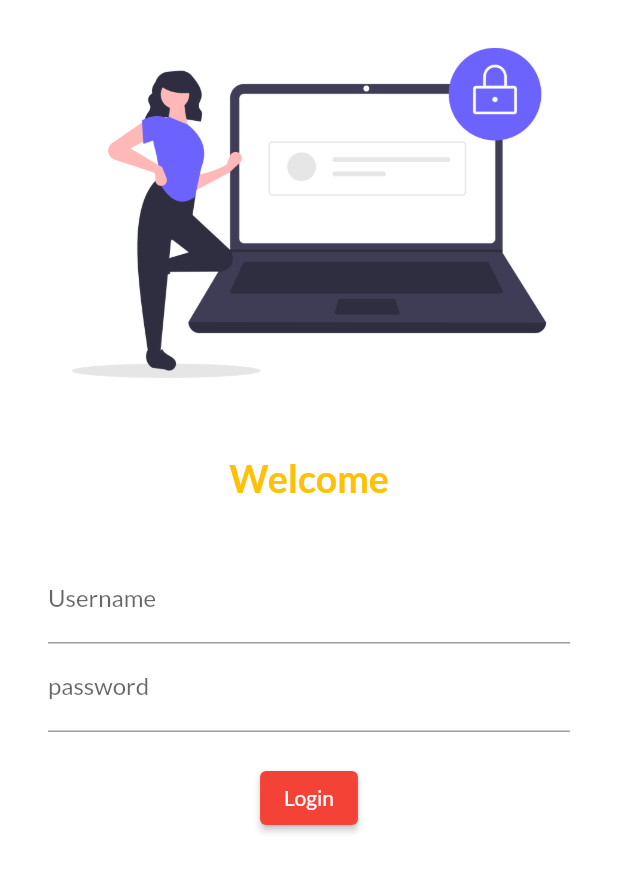
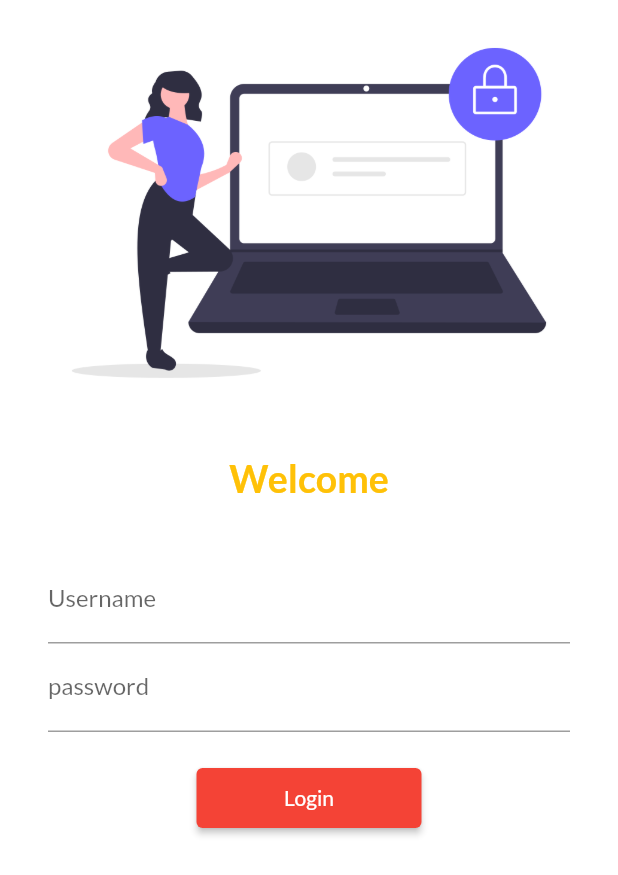
Before and after one commit to prashantlaldas/300DaysOfFlutter, a Flutter app: the screen it shows after launch, on a phone screen of 412 x 824 dp. Shown: the top 875 px of the screen. Run offline on Flutter 3.47's test engine with Material 2 defaults, Android fonts, the phone set to English and light mode, and no system bars; our stand-ins replace google_fonts.

```diff
--- a/lib/main.dart
+++ b/lib/main.dart
@@ -1,4 +1,5 @@
 import 'package:career_start/pages/login_page.dart';
+import 'package:career_start/utils/routes.dart';
 import 'package:flutter/material.dart';
 import 'package:google_fonts/google_fonts.dart';
 
@@ -18,14 +19,15 @@ class MyApp extends StatelessWidget {
       theme: ThemeData(primarySwatch: Colors.red,
           fontFamily: GoogleFonts.lato().fontFamily,
       ),
+      debugShowCheckedModeBanner: false,
       darkTheme: ThemeData(
         brightness: Brightness.dark
       ),
       initialRoute: "/login",
       routes: {
         "/" : (context) => LoginPage(),
-        "/home" : (context) => HomePage(),
-        "/login" : (context) => LoginPage(),
+        MyRoutes.homeRoutes : (context) => HomePage(),
+        MyRoutes.loginRoutes : (context) => LoginPage(),
       },
     );
   }
--- a/lib/pages/login_page.dart
+++ b/lib/pages/login_page.dart
@@ -1,3 +1,4 @@
+import 'package:career_start/utils/routes.dart';
 import 'package:flutter/material.dart';
 
 class LoginPage extends StatelessWidget {
@@ -5,6 +6,7 @@ class LoginPage extends StatelessWidget {
   Widget build(BuildContext context) {
     return Material(
       color: Colors.white,
+      child: SingleChildScrollView(
         child: Column(
           children: [
             Image.asset("assets/images/login_page.png", fit: BoxFit.cover,),
@@ -42,17 +44,19 @@ class LoginPage extends StatelessWidget {
                   ),
                   ElevatedButton(
                     child: Text("Login"),
-                  style: TextButton.styleFrom(),
+                    style: TextButton.styleFrom(minimumSize: Size(150,40)),
                     onPressed: (){
-                    print("hello prashant");
+                     Navigator.pushNamed(context, MyRoutes.homeRoutes);
                     },
 
                     ),
 
                 ],
               ),
-          )
+            ),
+
           ],
+        ),
       )
     );
   }
--- /dev/null
+++ b/lib/utils/routes.dart
@@ -0,0 +1,4 @@
+class MyRoutes{
+  static String loginRoutes = "/login";
+  static String homeRoutes = "/home";
+}
```
Lines whose indentation alone changed are shown as unchanged.
